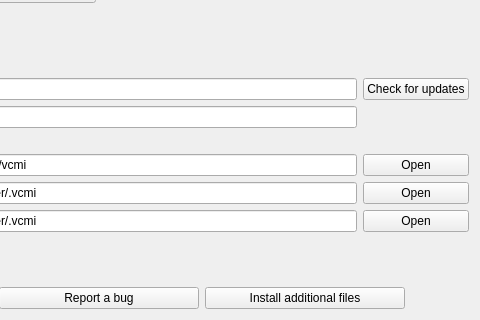
The window that launcher/aboutProject/aboutproject_moc.ui (vcmi/vcmi) describes before a commit, drawn with Qt 5; both pictures show x 283 to 763 and y 126 to 446 of the 763 by 446 pixel window.
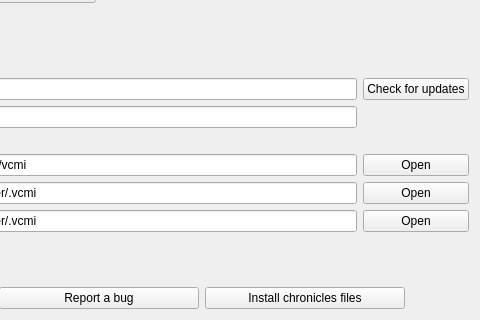
The same window after the commit.

```diff
--- a/launcher/aboutProject/aboutproject_moc.ui
+++ b/launcher/aboutProject/aboutproject_moc.ui
@@ -296,7 +296,7 @@
         </size>
        </property>
        <property name="text">
-        <string>Install additional files</string>
+        <string>Install chronicles files</string>
        </property>
       </widget>
      </item>
```
